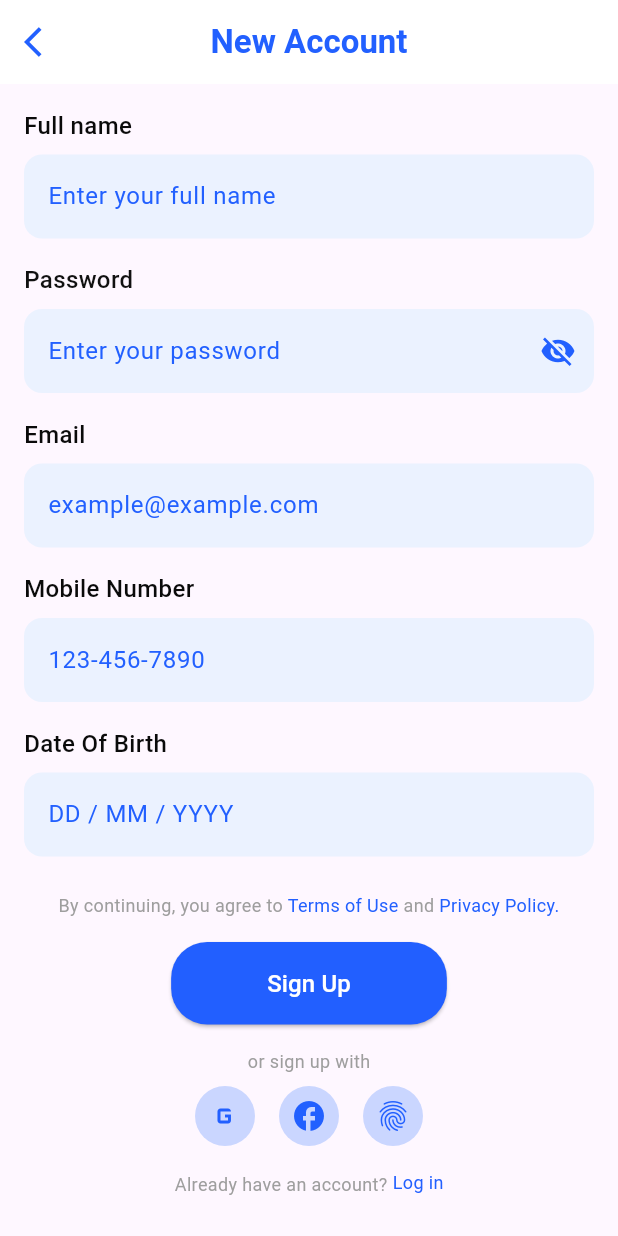
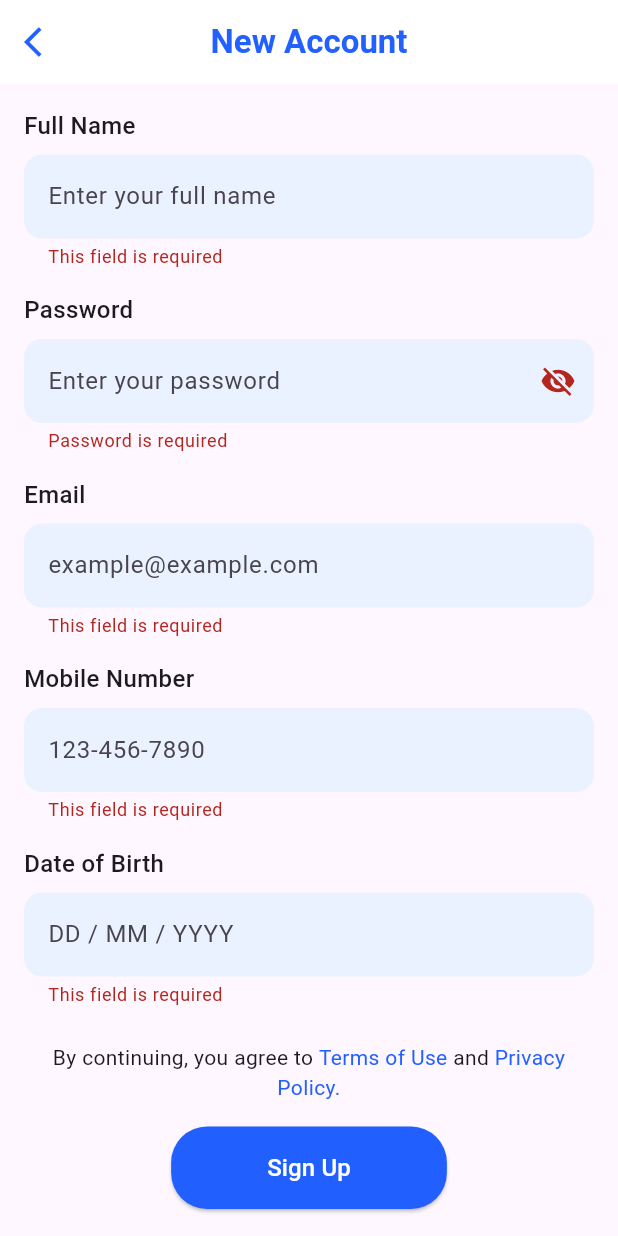
Before and after one commit to sahan-chamod/LifeBalance, a Flutter app: the SignUp screen opened by its route, after a tap on "Sign Up", on a phone screen of 412 x 824 dp. Run offline on Flutter 3.47's test engine with Material 3 defaults, Android fonts, the phone set to English and light mode, and no system bars; our stand-ins replace cloud_firestore, firebase_auth, firebase_core; accounts and stored records are empty.

Commit message:
initallize firebase

```diff
--- /dev/null
+++ b/lib/firebase/signup_helper.dart
@@ -0,0 +1,42 @@
+import 'package:firebase_auth/firebase_auth.dart';
+import 'package:cloud_firestore/cloud_firestore.dart';
+
+class FirebaseHelper {
+  final FirebaseAuth _auth = FirebaseAuth.instance;
+  final FirebaseFirestore _firestore = FirebaseFirestore.instance;
+
+  Future<void> createUser({
+    required String fullName,
+    required String email,
+    required String password,
+    required String mobileNumber,
+    required String dateOfBirth,
+  }) async {
+    try {
+      UserCredential userCredential =
+          await _auth.createUserWithEmailAndPassword(
+        email: email,
+        password: password,
+      );
+
+      await _firestore.collection('users').doc(userCredential.user!.uid).set({
+        'fullName': fullName,
+        'email': email,
+        'password': password,
+        'mobileNumber': mobileNumber,
+        'dateOfBirth': dateOfBirth,
+        'createdAt': Timestamp.now(),
+      });
+    } on FirebaseAuthException catch (e) {
+      if (e.code == 'email-already-in-use') {
+        throw 'The email address is already in use.';
+      } else if (e.code == 'weak-password') {
+        throw 'The password is too weak.';
+      } else {
+        throw 'Sign up failed. Please try again.';
+      }
+    } catch (e) {
+      throw 'Something went wrong. Please try again.';
+    }
+  }
+}
--- a/lib/routes/routes.dart
+++ b/lib/routes/routes.dart
@@ -1,10 +1,16 @@
 import 'package:flutter/material.dart';
 import '../screens/Loginscreen.dart';
 import '../screens/Signupscreen.dart';
+import '../screens/Patients/HomeScreen.dart';
+import '../screens/admin/AdminHome.dart';
+import '../screens/doctors/DoctorsHome.dart';
 
 class AppRoutes {
   static const String login = '/login';
   static const String signUp = '/sign_up';
+  static const String home = '/home';
+  static const String doctorHome = '/doctor_home';
+  static const String adminHome = '/admin_home';
 
   static Route<dynamic> generateRoute(RouteSettings settings) {
     switch (settings.name) {
@@ -12,6 +18,12 @@ class AppRoutes {
         return MaterialPageRoute(builder: (_) => const LoginScreen());
       case signUp:
         return MaterialPageRoute(builder: (_) => const SignUp());
+      case home:
+        return MaterialPageRoute(builder: (_) => const HomeScreen());
+      case doctorHome:
+        return MaterialPageRoute(builder: (_) => const DoctorHomeScreen());
+      case adminHome:
+        return MaterialPageRoute(builder: (_) => const AdminHomeScreen());
       default:
         return MaterialPageRoute(builder: (_) => const LoginScreen());
     }
--- a/lib/screens/Signupscreen.dart
+++ b/lib/screens/Signupscreen.dart
@@ -1,4 +1,5 @@
 import 'package:flutter/material.dart';
+import '../firebase/signup_helper.dart';
 import '../utils/app_colors.dart';
 
 class SignUp extends StatefulWidget {
@@ -9,7 +10,26 @@ class SignUp extends StatefulWidget {
 }
 
 class _SignUpState extends State<SignUp> {
+  final FirebaseHelper _firebaseHelper = FirebaseHelper();
+  final _formKey = GlobalKey<FormState>();
+
+  final _fullNameController = TextEditingController();
+  final _emailController = TextEditingController();
+  final _passwordController = TextEditingController();
+  final _mobileNumberController = TextEditingController();
+  final _dobController = TextEditingController();
+
   bool _isPasswordVisible = false;
+
+  @override
+  void dispose() {
+    _fullNameController.dispose();
+    _emailController.dispose();
+    _passwordController.dispose();
+    _mobileNumberController.dispose();
+    _dobController.dispose();
+    super.dispose();
+  }
 
   @override
   Widget build(BuildContext context) {
@@ -27,26 +47,25 @@ class _SignUpState extends State<SignUp> {
         elevation: 0,
         iconTheme: const IconThemeData(color: AppColors.primaryColor),
         leading: IconButton(
-          icon: const Icon(Icons.arrow_back_ios, color: AppColors.primaryColor),
-          onPressed: () {
-            Navigator.pop(context);
-          },
+          icon: const Icon(Icons.arrow_back_ios),
+          onPressed: () => Navigator.pop(context),
         ),
       ),
       body: SingleChildScrollView(
-        // Wrap the Column with SingleChildScrollView
         padding: const EdgeInsets.all(16),
+        child: Form(
+          key: _formKey,
           child: Column(
             children: [
-            _buildInputField('Full name', 'Enter your full name'),
+              _buildInputField('Full Name', 'Enter your full name', _fullNameController),
               const SizedBox(height: 16),
               _buildPasswordField(),
               const SizedBox(height: 16),
-            _buildInputField('Email', 'example@example.com'),
+              _buildInputField('Email', 'example@example.com', _emailController),
               const SizedBox(height: 16),
-            _buildInputField('Mobile Number', '123-456-7890'),
+              _buildInputField('Mobile Number', '123-456-7890', _mobileNumberController),
               const SizedBox(height: 16),
-            _buildInputField('Date Of Birth', 'DD / MM / YYYY'),
+              _buildInputField('Date of Birth', 'DD / MM / YYYY', _dobController),
               const SizedBox(height: 24),
               _buildTermsAndConditions(),
               const SizedBox(height: 16),
@@ -58,26 +77,26 @@ class _SignUpState extends State<SignUp> {
             ],
           ),
         ),
+      ),
     );
   }
 
-  Widget _buildInputField(String label, String hint) {
+  Widget _buildInputField(String label, String hint, TextEditingController controller) {
     return Column(
       crossAxisAlignment: CrossAxisAlignment.start,
       children: [
         Text(
           label,
           style: const TextStyle(
-            color: Color.fromARGB(255, 10, 10, 10),
             fontSize: 16,
             fontWeight: FontWeight.w500,
           ),
         ),
         const SizedBox(height: 8),
-        TextField(
+        TextFormField(
+          controller: controller,
           decoration: InputDecoration(
             hintText: hint,
-            hintStyle: const TextStyle(color: AppColors.primaryColor),
             filled: true,
             fillColor: AppColors.inputBackground,
             border: OutlineInputBorder(
@@ -85,6 +104,7 @@ class _SignUpState extends State<SignUp> {
               borderSide: BorderSide.none,
             ),
           ),
+          validator: (value) => value == null || value.isEmpty ? 'This field is required' : null,
         ),
       ],
     );
@@ -97,23 +117,21 @@ class _SignUpState extends State<SignUp> {
         const Text(
           'Password',
           style: TextStyle(
-            color: Color.fromARGB(255, 17, 17, 17),
             fontSize: 16,
             fontWeight: FontWeight.w500,
           ),
         ),
         const SizedBox(height: 8),
-        TextField(
+        TextFormField(
+          controller: _passwordController,
           obscureText: !_isPasswordVisible,
           decoration: InputDecoration(
             hintText: 'Enter your password',
-            hintStyle: const TextStyle(color: AppColors.primaryColor),
             filled: true,
             fillColor: AppColors.inputBackground,
             suffixIcon: IconButton(
               icon: Icon(
                 _isPasswordVisible ? Icons.visibility : Icons.visibility_off,
-                color: AppColors.primaryColor,
               ),
               onPressed: () {
                 setState(() {
@@ -126,6 +144,14 @@ class _SignUpState extends State<SignUp> {
               borderSide: BorderSide.none,
             ),
           ),
+          validator: (value) {
+            if (value == null || value.isEmpty) {
+              return 'Password is required';
+            } else if (value.length < 6) {
+              return 'Password must be at least 6 characters long';
+            }
+            return null;
+          },
         ),
       ],
     );
@@ -137,19 +163,17 @@ class _SignUpState extends State<SignUp> {
         children: [
           TextSpan(
             text: 'By continuing, you agree to ',
-            style: TextStyle(fontSize: 12, color: AppColors.textColor),
           ),
           TextSpan(
             text: 'Terms of Use',
-            style: TextStyle(fontSize: 12, color: AppColors.primaryColor),
+            style: TextStyle(color: AppColors.primaryColor),
           ),
           TextSpan(
             text: ' and ',
-            style: TextStyle(fontSize: 12, color: AppColors.textColor),
           ),
           TextSpan(
             text: 'Privacy Policy.',
-            style: TextStyle(fontSize: 12, color: AppColors.primaryColor),
+            style: TextStyle(color: AppColors.primaryColor),
           ),
         ],
       ),
@@ -159,7 +183,7 @@ class _SignUpState extends State<SignUp> {
 
   Widget _buildSignUpButton() {
     return ElevatedButton(
-      onPressed: () {},
+      onPressed: _signUp,
       style: ElevatedButton.styleFrom(
         backgroundColor: AppColors.buttonColor,
         padding: const EdgeInsets.symmetric(vertical: 16, horizontal: 64),
@@ -169,7 +193,7 @@ class _SignUpState extends State<SignUp> {
       ),
       child: const Text(
         'Sign Up',
-        style: TextStyle(color: AppColors.buttonTextColor, fontSize: 16),
+        style: TextStyle(fontSize: 16, color: AppColors.buttonTextColor),
       ),
     );
   }
@@ -177,10 +201,7 @@ class _SignUpState extends State<SignUp> {
   Widget _buildSocialSignUp() {
     return Column(
       children: [
-        const Text(
-          'or sign up with',
-          style: TextStyle(fontSize: 12, color: AppColors.textColor),
-        ),
+        const Text('or sign up with'),
         const SizedBox(height: 8),
         Row(
           mainAxisAlignment: MainAxisAlignment.center,
@@ -208,18 +229,13 @@ class _SignUpState extends State<SignUp> {
     return Text.rich(
       TextSpan(
         children: [
-          const TextSpan(
-            text: 'Already have an account? ',
-            style: TextStyle(fontSize: 12, color: AppColors.textColor),
-          ),
+          const TextSpan(text: 'Already have an account? '),
           WidgetSpan(
             child: GestureDetector(
-              onTap: () {
-                Navigator.pop(context);
-              },
+              onTap: () => Navigator.pop(context),
               child: const Text(
                 'Log in',
-                style: TextStyle(fontSize: 12, color: AppColors.primaryColor),
+                style: TextStyle(color: AppColors.primaryColor),
               ),
             ),
           ),
@@ -227,4 +243,23 @@ class _SignUpState extends State<SignUp> {
       ),
     );
   }
+
+  Future<void> _signUp() async {
+    if (_formKey.currentState?.validate() ?? false) {
+      try {
+        await _firebaseHelper.createUser(
+          fullName: _fullNameController.text,
+          email: _emailController.text,
+          password: _passwordController.text,
+          mobileNumber: _mobileNumberController.text,
+          dateOfBirth: _dobController.text,
+        );
+        Navigator.pushReplacementNamed(context, '/home');
+      } catch (e) {
+        ScaffoldMessenger.of(context).showSnackBar(
+          SnackBar(content: Text(e.toString())),
+        );
       }
+    }
+  }
+}
--- a/pubspec.yaml
+++ b/pubspec.yaml
@@ -35,6 +35,12 @@ dependencies:
   # The following adds the Cupertino Icons font to your application.
   # Use with the CupertinoIcons class for iOS style icons.
   cupertino_icons: ^1.0.8
+  firebase_core: ^3.8.1
+  cloud_firestore: ^5.5.1
+  firebase_auth: ^5.3.4
+  intl: ^0.20.1
+  email_validator: ^3.0.0
+  flutter_secure_storage: ^9.2.2
 
 dev_dependencies:
   flutter_test:
```
Also changed, not shown: lib/firebase/Login_helper.dart (added, +52 -0 lines), lib/main.dart (+6 -1 lines), lib/screens/Loginscreen.dart (+51 -18 lines), lib/screens/Patients/HomeScreen.dart (added, +19 -0 lines), lib/screens/admin/AdminHome.dart (added, +21 -0 lines), lib/screens/doctors/DoctorsHome.dart (added, +21 -0 lines), pubspec.lock, 9 other files. Lines whose indentation alone changed are shown as unchanged.
